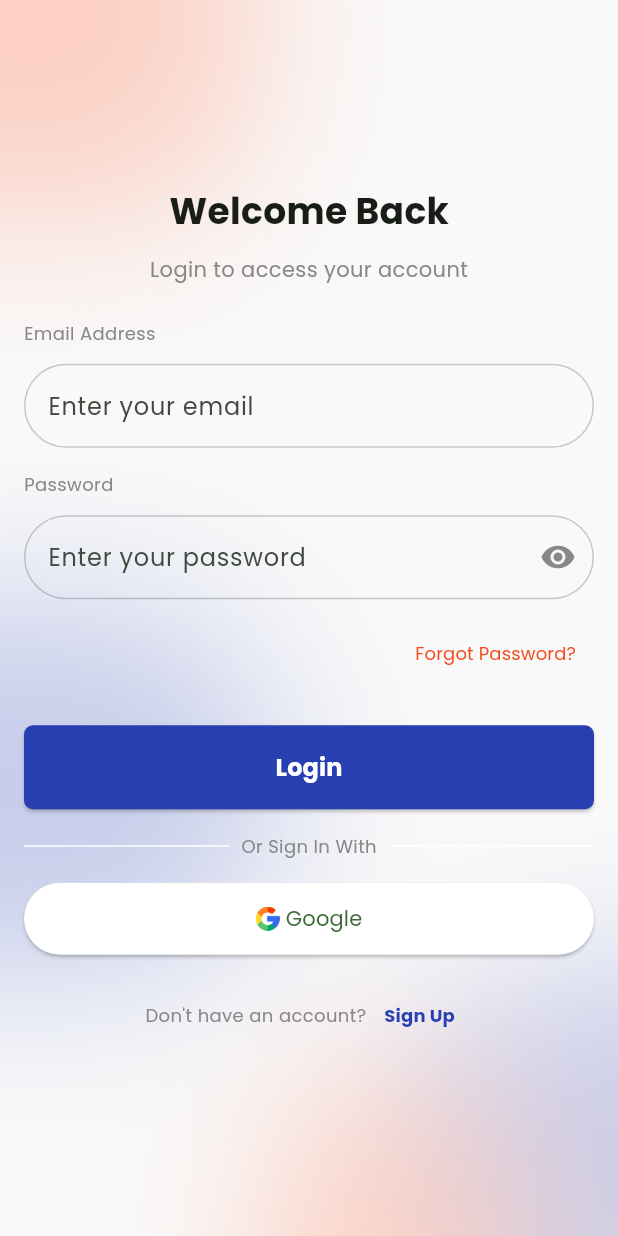
After one commit to Habibieproject/ppkd_b_2, a Flutter app: the screen it shows after launch, on a phone screen of 412 x 824 dp. The commit adds this screen. Run offline on Flutter 3.47's test engine with Material 3 defaults, Android fonts, the phone set to English and light mode, and no system bars; our stand-ins replace confetti, shared_preferences, sqflite; accounts and stored records are empty.

Commit message:
Integrasi API Register

```diff
--- a/lib/main.dart
+++ b/lib/main.dart
@@ -6,6 +6,8 @@ import 'package:ppkd_b_2/meet_12/meet_12b.dart';
 import 'package:ppkd_b_2/meet_16/login_screen.dart';
 import 'package:ppkd_b_2/meet_16/register_screen.dart';
 import 'package:ppkd_b_2/meet_2/meet_2.dart';
+import 'package:ppkd_b_2/meet_25/login_screen.dart';
+import 'package:ppkd_b_2/meet_25/register_screen.dart';
 import 'package:ppkd_b_2/meet_3/meet_3a.dart';
 import 'package:ppkd_b_2/splash_screen.dart';
 
@@ -27,6 +29,8 @@ class MyApp extends StatelessWidget {
         "/meet_2": (context) => MeetDua(),
         LoginScreenApp.id: (context) => LoginScreenApp(),
         RegisterScreenApp.id: (context) => RegisterScreenApp(),
+        LoginScreenApi.id: (context) => LoginScreenApi(),
+        RegisterScreenAPI.id: (context) => RegisterScreenAPI(),
         MeetTigaA.id: (context) => MeetTigaA(),
         Meet12AInputWidget.id: (context) => Meet12AInputWidget(),
         MeetDuaBelasB.id: (context) => MeetDuaBelasB(),
--- /dev/null
+++ b/lib/meet_25/endpoint.dart
@@ -0,0 +1,5 @@
+class Endpoint {
+  static const String baseUrl = "https://absen.quidi.id";
+  static const String baseUrlApi = "$baseUrl/api";
+  static const String register = "$baseUrlApi/register";
+}
--- /dev/null
+++ b/lib/meet_25/login_screen.dart
@@ -0,0 +1,282 @@
+import 'package:flutter/material.dart';
+import 'package:ppkd_b_2/constant/app_color.dart';
+import 'package:ppkd_b_2/meet_11/meet_11.dart';
+import 'package:ppkd_b_2/meet_12/meet_12b.dart';
+import 'package:ppkd_b_2/meet_16/database/db_helper.dart';
+import 'package:ppkd_b_2/meet_25/register_screen.dart';
+
+class LoginScreenApi extends StatefulWidget {
+  const LoginScreenApi({super.key});
+  static const String id = "/login_screen_api";
+  @override
+  State<LoginScreenApi> createState() => _LoginScreenApiState();
+}
+
+class _LoginScreenApiState extends State<LoginScreenApi> {
+  bool isVisibility = false;
+  final TextEditingController emailController = TextEditingController();
+  final TextEditingController passwordController = TextEditingController();
+  final _formKey = GlobalKey<FormState>();
+  @override
+  Widget build(BuildContext context) {
+    return Scaffold(
+      body: Form(
+        key: _formKey,
+        child: Stack(children: [buildBackground(), buildLayer()]),
+      ),
+    );
+  }
+
+  SafeArea buildLayer() {
+    return SafeArea(
+      child: Padding(
+        padding: const EdgeInsets.all(16.0),
+        child: Center(
+          child: Column(
+            mainAxisAlignment: MainAxisAlignment.center,
+            // crossAxisAlignment: CrossAxisAlignment.center,
+            children: [
+              Text(
+                "Welcome Back",
+                style: TextStyle(fontSize: 24, fontWeight: FontWeight.bold),
+              ),
+              height(12),
+              Text(
+                "Login to access your account",
+                style: TextStyle(fontSize: 14, color: AppColor.gray88),
+              ),
+              height(24),
+              buildTitle("Email Address"),
+              height(12),
+              buildTextField(
+                hintText: "Enter your email",
+                controller: emailController,
+              ),
+              height(16),
+              buildTitle("Password"),
+              height(12),
+              buildTextField(
+                hintText: "Enter your password",
+                isPassword: true,
+                controller: passwordController,
+              ),
+              height(12),
+              Align(
+                alignment: Alignment.centerRight,
+                child: TextButton(
+                  onPressed: () {
+                    Navigator.push(
+                      context,
+                      MaterialPageRoute(builder: (context) => MeetSebelas()),
+                    );
+                  },
+                  child: Text(
+                    "Forgot Password?",
+                    style: TextStyle(
+                      fontSize: 12,
+                      color: AppColor.orange,
+                      fontWeight: FontWeight.w500,
+                    ),
+                  ),
+                ),
+              ),
+              height(24),
+              SizedBox(
+                width: double.infinity,
+                height: 56,
+                child: ElevatedButton(
+                  onPressed: () async {
+                    final userData = await DbHelper.login(
+                      emailController.text,
+                      passwordController.text,
+                    );
+                    if (userData != null) {
+                      print('data ada ${userData.toJson()}');
+                      ScaffoldMessenger.of(context).showSnackBar(
+                        SnackBar(content: Text("Login successful")),
+                      );
+                      Navigator.pushNamedAndRemoveUntil(
+                        context,
+                        MeetDuaBelasB.id,
+                        (route) => false,
+                      );
+                    } else {
+                      ScaffoldMessenger.of(context).showSnackBar(
+                        SnackBar(content: Text("Email atau password salah")),
+                      );
+                    }
+                  },
+                  style: ElevatedButton.styleFrom(
+                    backgroundColor: AppColor.blueButton,
+                    shape: RoundedRectangleBorder(
+                      borderRadius: BorderRadius.circular(6),
+                    ),
+                  ),
+                  child: Text(
+                    "Login",
+                    style: TextStyle(
+                      fontSize: 16,
+                      fontWeight: FontWeight.bold,
+                      color: Colors.white,
+                    ),
+                  ),
+                ),
+              ),
+              height(16),
+              Row(
+                mainAxisAlignment: MainAxisAlignment.center,
+                children: [
+                  Expanded(
+                    child: Container(
+                      margin: EdgeInsets.only(right: 8),
+                      height: 1,
+                      color: Colors.white,
+                    ),
+                  ),
+                  Text(
+                    "Or Sign In With",
+                    style: TextStyle(fontSize: 12, color: AppColor.gray88),
+                  ),
+                  Expanded(
+                    child: Container(
+                      margin: EdgeInsets.only(left: 8),
+
+                      height: 1,
+                      color: Colors.white,
+                    ),
+                  ),
+                ],
+              ),
+
+              height(16),
+              SizedBox(
+                height: 48,
+                child: ElevatedButton(
+                  style: ElevatedButton.styleFrom(
+                    backgroundColor: Colors.white,
+                  ),
+                  onPressed: () {
+                    // Navigate to MeetLima screen menggunakan pushnamed
+                    Navigator.pushNamed(context, "/meet_2");
+                  },
+                  child: Row(
+                    mainAxisAlignment: MainAxisAlignment.center,
+                    children: [
+                      Image.asset(
+                        "assets/images/icon_google.png",
+                        height: 16,
+                        width: 16,
+                      ),
+                      width(4),
+                      Text("Google"),
+                    ],
+                  ),
+                ),
+              ),
+              height(16),
+              Row(
+                mainAxisAlignment: MainAxisAlignment.center,
+                children: [
+                  Text(
+                    "Don't have an account?",
+                    style: TextStyle(fontSize: 12, color: AppColor.gray88),
+                  ),
+                  TextButton(
+                    onPressed: () {
+                      Navigator.pushNamed(context, RegisterScreenAPI.id);
+                    },
+                    child: Text(
+                      "Sign Up",
+                      style: TextStyle(
+                        color: AppColor.blueButton,
+
+                        fontSize: 12,
+                        fontWeight: FontWeight.bold,
+                      ),
+                    ),
+                  ),
+                ],
+              ),
+            ],
+          ),
+        ),
+      ),
+    );
+  }
+
+  Container buildBackground() {
+    return Container(
+      height: double.infinity,
+      width: double.infinity,
+      decoration: const BoxDecoration(
+        image: DecorationImage(
+          image: AssetImage("assets/images/background.png"),
+          fit: BoxFit.cover,
+        ),
+      ),
+    );
+  }
+
+  Widget buildTextField({
+    String? hintText,
+    bool isPassword = false,
+    required TextEditingController controller,
+  }) {
+    return TextFormField(
+      controller: controller,
+      validator: (value) {
+        if (value == null || value.isEmpty) {
+          return 'Please enter some text';
+        }
+        return null;
+      },
+      obscureText: isPassword ? isVisibility : false,
+      decoration: InputDecoration(
+        hintText: hintText,
+        border: OutlineInputBorder(
+          borderRadius: BorderRadius.circular(32),
+          borderSide: BorderSide(
+            color: Colors.black.withOpacity(0.2),
+            width: 1.0,
+          ),
+        ),
+        focusedBorder: OutlineInputBorder(
+          borderRadius: BorderRadius.circular(32),
+          borderSide: BorderSide(color: Colors.black, width: 1.0),
+        ),
+        enabledBorder: OutlineInputBorder(
+          borderRadius: BorderRadius.circular(32),
+          borderSide: BorderSide(
+            color: Colors.black.withOpacity(0.2),
+            width: 1.0,
+          ),
+        ),
+        suffixIcon:
+            isPassword
+                ? IconButton(
+                  onPressed: () {
+                    setState(() {
+                      isVisibility = !isVisibility;
+                    });
+                  },
+                  icon: Icon(
+                    isVisibility ? Icons.visibility_off : Icons.visibility,
+                    color: AppColor.gray88,
+                  ),
+                )
+                : null,
+      ),
+    );
+  }
+
+  SizedBox height(double height) => SizedBox(height: height);
+  SizedBox width(double width) => SizedBox(width: width);
+
+  Widget buildTitle(String text) {
+    return Row(
+      children: [
+        Text(text, style: TextStyle(fontSize: 12, color: AppColor.gray88)),
+      ],
+    );
+  }
+}
--- /dev/null
+++ b/lib/meet_25/model/register_error_response.dart
@@ -0,0 +1,59 @@
+// To parse this JSON data, do
+//
+//     final registerErrorResponse = registerErrorResponseFromJson(jsonString);
+
+import 'dart:convert';
+
+RegisterErrorResponse registerErrorResponseFromJson(String str) =>
+    RegisterErrorResponse.fromJson(json.decode(str));
+
+String registerErrorResponseToJson(RegisterErrorResponse data) =>
+    json.encode(data.toJson());
+
+class RegisterErrorResponse {
+  String? message;
+  Errors? errors;
+
+  RegisterErrorResponse({this.message, this.errors});
+
+  factory RegisterErrorResponse.fromJson(Map<String, dynamic> json) =>
+      RegisterErrorResponse(
+        message: json["message"],
+        errors: json["errors"] == null ? null : Errors.fromJson(json["errors"]),
+      );
+
+  Map<String, dynamic> toJson() => {
+    "message": message,
+    "errors": errors?.toJson(),
+  };
+}
+
+class Errors {
+  List<String>? name;
+  List<String>? email;
+  List<String>? password;
+
+  Errors({this.name, this.email, this.password});
+
+  factory Errors.fromJson(Map<String, dynamic> json) => Errors(
+    name:
+        json["name"] == null
+            ? []
+            : List<String>.from(json["name"]!.map((x) => x)),
+    email:
+        json["email"] == null
+            ? []
+            : List<String>.from(json["email"]!.map((x) => x)),
+    password:
+        json["password"] == null
+            ? []
+            : List<String>.from(json["password"]!.map((x) => x)),
+  );
+
+  Map<String, dynamic> toJson() => {
+    "name": name == null ? [] : List<dynamic>.from(name!.map((x) => x)),
+    "email": email == null ? [] : List<dynamic>.from(email!.map((x) => x)),
+    "password":
+        password == null ? [] : List<dynamic>.from(password!.map((x) => x)),
+  };
+}
--- /dev/null
+++ b/lib/meet_25/model/register_response.dart
@@ -0,0 +1,66 @@
+// To parse this JSON data, do
+//
+//     final registerResponse = registerResponseFromJson(jsonString);
+
+import 'dart:convert';
+
+RegisterResponse registerResponseFromJson(String str) =>
+    RegisterResponse.fromJson(json.decode(str));
+
+String registerResponseToJson(RegisterResponse data) =>
+    json.encode(data.toJson());
+
+class RegisterResponse {
+  String? message;
+  Data? data;
+
+  RegisterResponse({this.message, this.data});
+
+  factory RegisterResponse.fromJson(Map<String, dynamic> json) =>
+      RegisterResponse(
+        message: json["message"],
+        data: json["data"] == null ? null : Data.fromJson(json["data"]),
+      );
+
+  Map<String, dynamic> toJson() => {"message": message, "data": data?.toJson()};
+}
+
+class Data {
+  String? token;
+  User? user;
+
+  Data({this.token, this.user});
+
+  factory Data.fromJson(Map<String, dynamic> json) => Data(
+    token: json["token"],
+    user: json["user"] == null ? null : User.fromJson(json["user"]),
+  );
+
+  Map<String, dynamic> toJson() => {"token": token, "user": user?.toJson()};
+}
+
+class User {
+  String? name;
+  String? email;
+  String? updatedAt;
+  String? createdAt;
+  int? id;
+
+  User({this.name, this.email, this.updatedAt, this.createdAt, this.id});
+
+  factory User.fromJson(Map<String, dynamic> json) => User(
+    name: json["name"],
+    email: json["email"],
+    updatedAt: json["updated_at"],
+    createdAt: json["created_at"],
+    id: json["id"],
+  );
+
+  Map<String, dynamic> toJson() => {
+    "name": name,
+    "email": email,
+    "updated_at": updatedAt,
+    "created_at": createdAt,
+    "id": id,
+  };
+}
--- a/lib/splash_screen.dart
+++ b/lib/splash_screen.dart
@@ -2,7 +2,7 @@ import 'package:flutter/material.dart';
 import 'package:ppkd_b_2/constant/app_image.dart';
 import 'package:ppkd_b_2/constant/app_style.dart';
 import 'package:ppkd_b_2/helper/preference.dart';
-import 'package:ppkd_b_2/meet_16/login_screen.dart';
+import 'package:ppkd_b_2/meet_25/login_screen.dart';
 
 class SplashScreen extends StatefulWidget {
   const SplashScreen({super.key});
@@ -25,7 +25,7 @@ class _SplashScreenState extends State<SplashScreen> {
       // } else {
       Navigator.pushNamedAndRemoveUntil(
         context,
-        LoginScreenApp.id,
+        LoginScreenApi.id,
         (route) => false,
       );
       // }
```
Also changed, not shown: lib/meet_25/api/user_api.dart (added, +29 -0 lines), lib/meet_25/register_screen.dart (added, +266 -0 lines).
